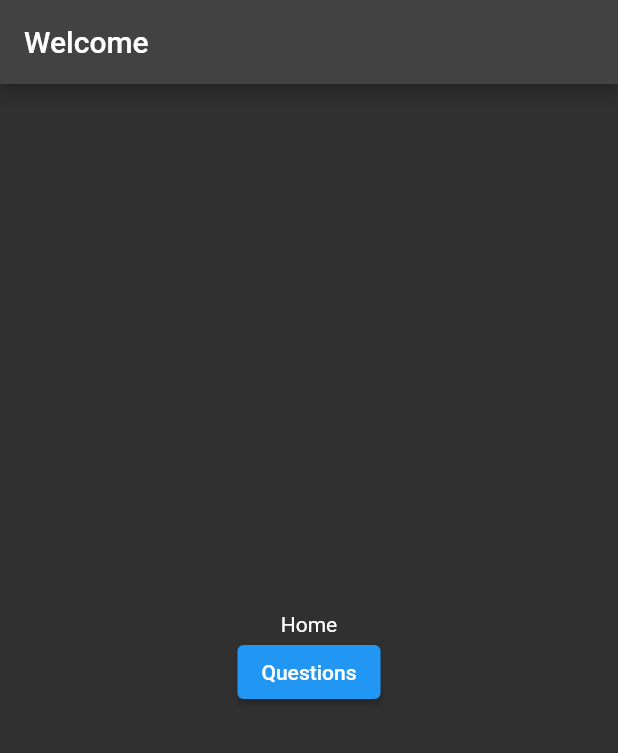
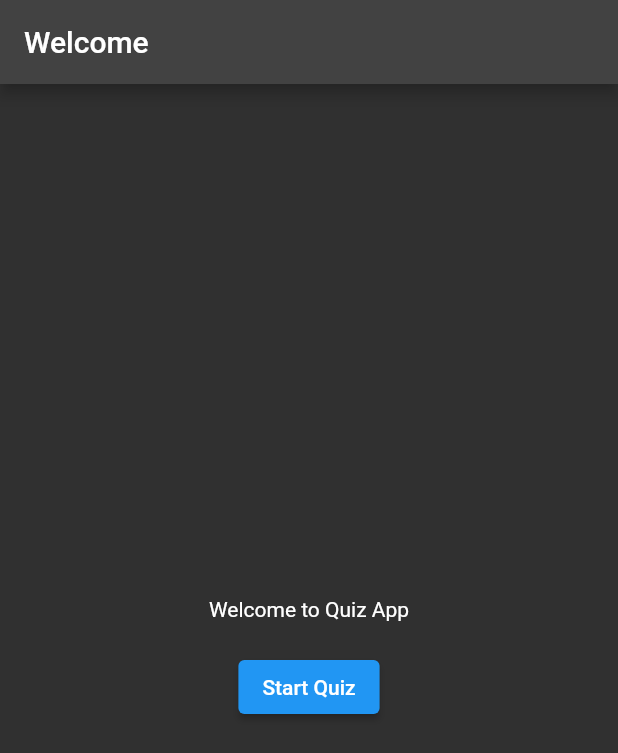
Before and after one commit to Jishan010/quize-app, a Flutter app: the screen it shows after launch, on a phone screen of 412 x 824 dp. Shown: the top 753 px of the screen. Run offline on Flutter 3.47's test engine with Material 2 defaults, Android fonts, the phone set to English and light mode, and no system bars; our stand-ins replace beamer.

```diff
--- a/lib/entity/questions.dart
+++ b/lib/entity/questions.dart
@@ -2,11 +2,13 @@ class Question {
   final int id;
   final String question;
   final List<String> options;
-  String answer;
+  final String answer;
+  String userAnswer = '';
 
   Question(
       {required this.id,
       required this.question,
       required this.options,
-      required this.answer});
+      required this.answer,
+      required this.userAnswer});
 }
--- /dev/null
+++ b/lib/screen/welcome_screen.dart
@@ -0,0 +1,32 @@
+import 'package:beamer/beamer.dart';
+import 'package:flutter/material.dart';
+
+class WelcomeScreen extends StatelessWidget {
+  const WelcomeScreen({Key? key}) : super(key: key);
+
+  @override
+  Widget build(BuildContext context) {
+    return Scaffold(
+      appBar: AppBar(
+        title: const Text('Welcome'),
+      ),
+      body: Center(
+        child: Column(
+          mainAxisAlignment: MainAxisAlignment.center,
+          children: [
+            const Text('Welcome to Quiz App'),
+            const SizedBox(
+              height: 20,
+            ),
+            ElevatedButton(
+              onPressed: () {
+                Beamer.of(context).beamToNamed('/questions');
+              },
+              child: const Text('Start Quiz'),
+            )
+          ],
+        ),
+      ),
+    );
+  }
+}
```
Also changed, not shown: lib/main.dart (+31 -35 lines), lib/screen/questions_page.dart (+68 -5 lines), lib/screen/result.dart (added, +41 -0 lines).
